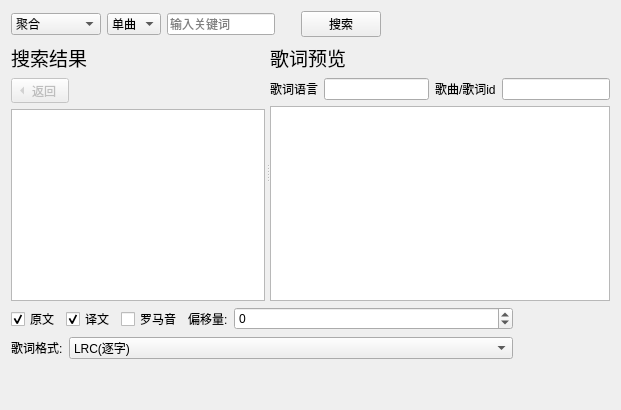
Before: the Qt Designer form LDDC/gui/ui/search_base.ui in chenmozhijin/LDDC, drawn with Qt 5.
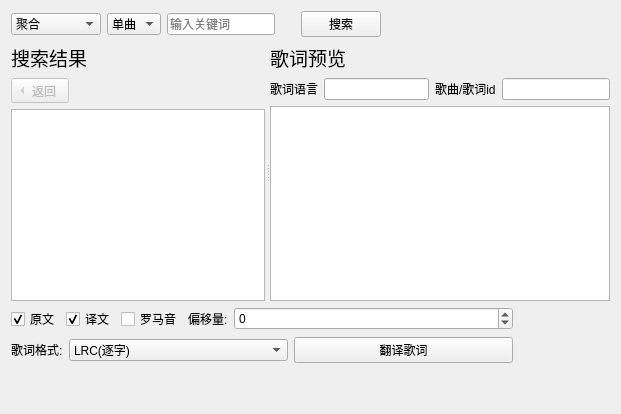
After: the same form once the commit is applied. Custom widgets are drawn as their Qt base class.

Commit message:
feat(translate): implement lyrics translation functionality #17
- Add translation support for lyrics using Bing, Google, and OpenAI APIs
- Update UI to include translate button in search base
- Modify converter and desktop lyrics to use new translation feature
- Refactor config to include translation-related settings
- Create new exceptions for translation errors

What changed in the file:
```diff
--- a/LDDC/gui/ui/search_base.ui
+++ b/LDDC/gui/ui/search_base.ui
@@ -440,6 +440,13 @@
            </item>
           </widget>
          </item>
+         <item>
+          <widget class="QPushButton" name="translate_pushButton">
+           <property name="text">
+            <string>翻译歌词</string>
+           </property>
+          </widget>
+         </item>
         </layout>
        </item>
        <item>
```
The commit also changes 20 other files.
